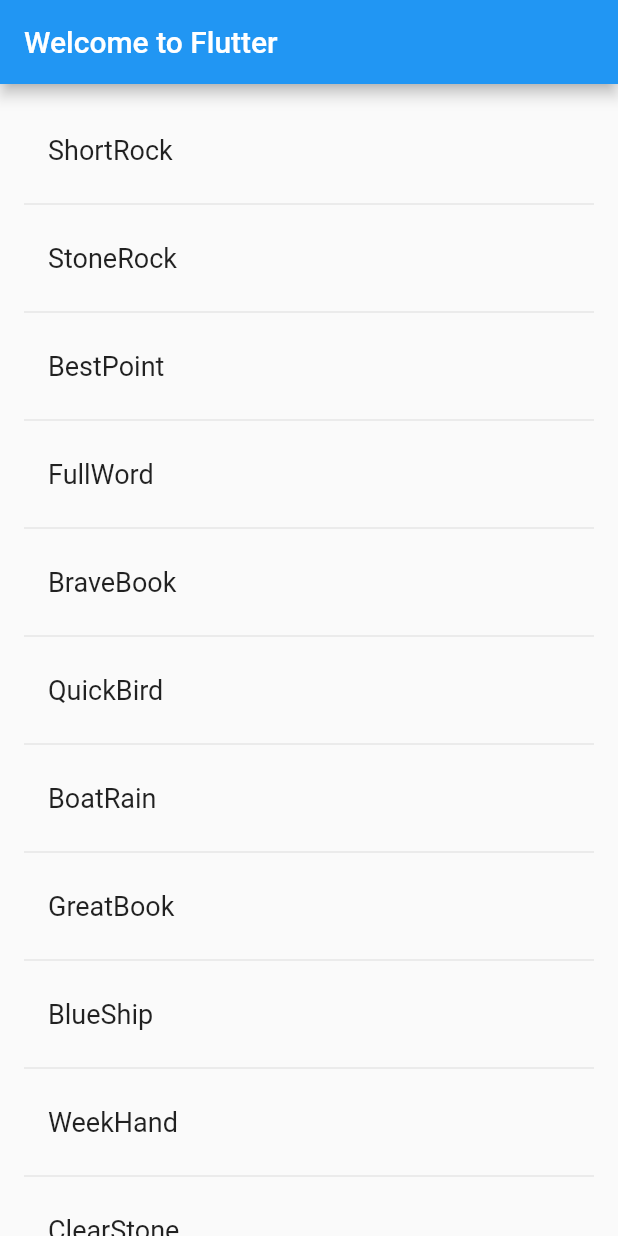
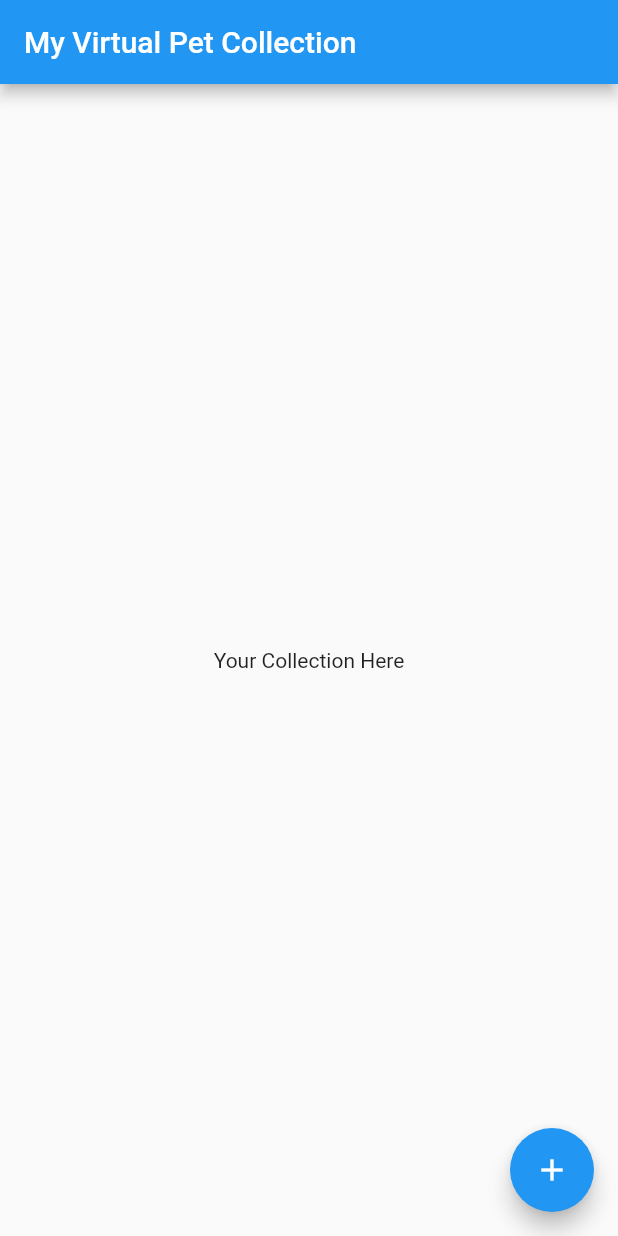
Before and after one commit to chairbender/my-virtual-pet-collection, a Flutter app: the screen it shows after launch, on a phone screen of 412 x 824 dp. Run offline on Flutter 3.47's test engine with Material 2 defaults, Android fonts, the phone set to English and light mode, and no system bars.

Commit message:
basic pages

```diff
--- /dev/null
+++ b/lib/add_tracked_shell_page.dart
@@ -0,0 +1,17 @@
+import 'package:flutter/material.dart';
+
+class AddTrackedShellPage extends StatelessWidget {
+  const AddTrackedShellPage({super.key});
+
+  @override
+  Widget build(BuildContext context) {
+    return Scaffold(
+      appBar: AppBar(
+        title: const Text('Add Shell'),
+      ),
+      body: const Center(
+        child: Text('Shell Picker Goes Here'),
+      ),
+    );
+  }
+}
--- a/lib/main.dart
+++ b/lib/main.dart
@@ -1,9 +1,5 @@
-// Copyright 2018 The Flutter team. All rights reserved.
-// Use of this source code is governed by a BSD-style license that can be
-// found in the LICENSE file.
-
 import 'package:flutter/material.dart';
-import 'package:english_words/english_words.dart';
+import 'add_tracked_shell_page.dart';
 
 void main() {
   runApp(const MyApp());
@@ -14,48 +10,37 @@ class MyApp extends StatelessWidget {
 
   @override
   Widget build(BuildContext context) {
-    return MaterialApp(
+    return const MaterialApp(
       title: 'My Virtual Pet Collection',
-      home: Scaffold(
-        appBar: AppBar(
-          title: const Text('Welcome to Flutter'),
-        ),
-        body: const Center(
-          child: RandomWords(),
-        ),
+      home: HomePage()
+    );
+  }
+}
+
+class HomePage extends StatelessWidget {
+  const HomePage({super.key});
+
+  @override
+  Widget build(BuildContext context) {
+    return Scaffold(
+      appBar: AppBar(
+        title: const Text('My Virtual Pet Collection'),
+      ),
+      body: const Center(
+        child: Text("Your Collection Here"),
+      ),
+      floatingActionButton: FloatingActionButton(
+        heroTag: 'addTrackedShell',
+        child: const Icon(Icons.add),
+        onPressed: () {
+          Navigator.push(
+              context,
+              MaterialPageRoute(
+                  builder: (context) => const AddTrackedShellPage()
+              ));
+        },
       ),
     );
   }
+
 }
-class RandomWords extends StatefulWidget {
-  const RandomWords({Key? key}) : super(key: key);
-
-  @override
-  State<RandomWords> createState() => _RandomWordsState();
-}
-
-class _RandomWordsState extends State<RandomWords> {
-  final _suggestions = <WordPair>[];
-  final _biggerFont = const TextStyle(fontSize: 18);
-
-  @override
-  Widget build(BuildContext context) {
-    return ListView.builder(
-        padding: const EdgeInsets.all(16.0),
-        itemBuilder: (context, i) {
-          if (i.isOdd) return const Divider();
-
-          final index = i ~/ 2;
-          if (index >= _suggestions.length) {
-            _suggestions.addAll(generateWordPairs().take(10));
-          }
-          return ListTile(
-            title: Text(
-              _suggestions[index].asPascalCase,
-              style: _biggerFont,
-            ),
-          );
-        },
-    );
-  }
-}
```
